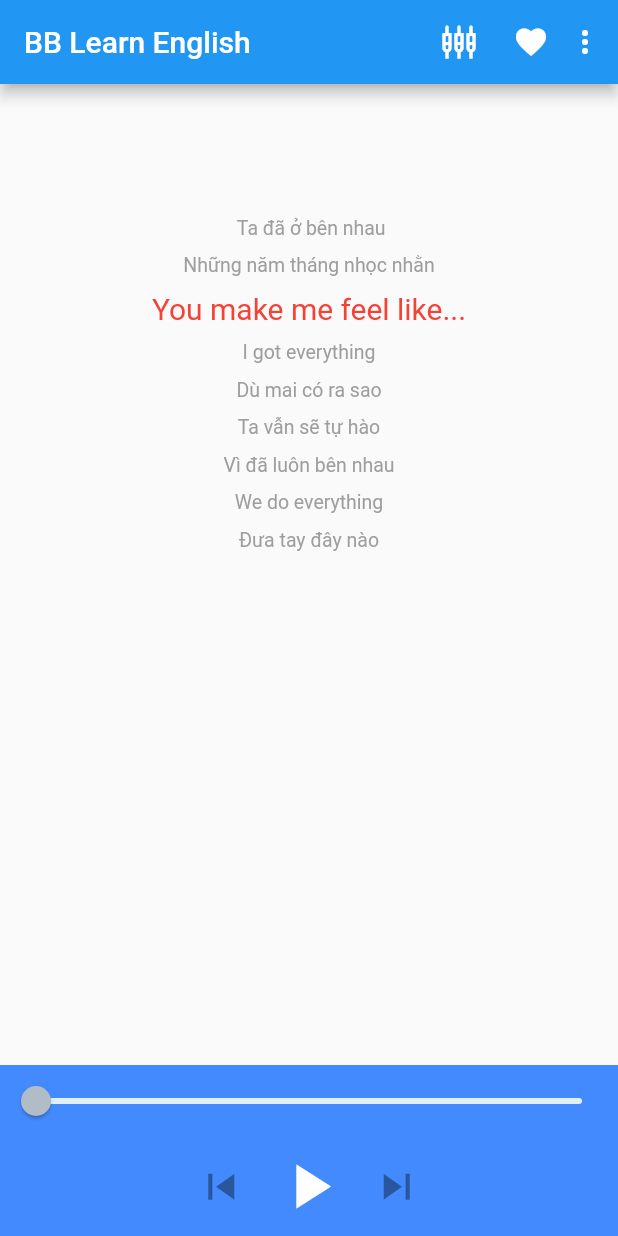
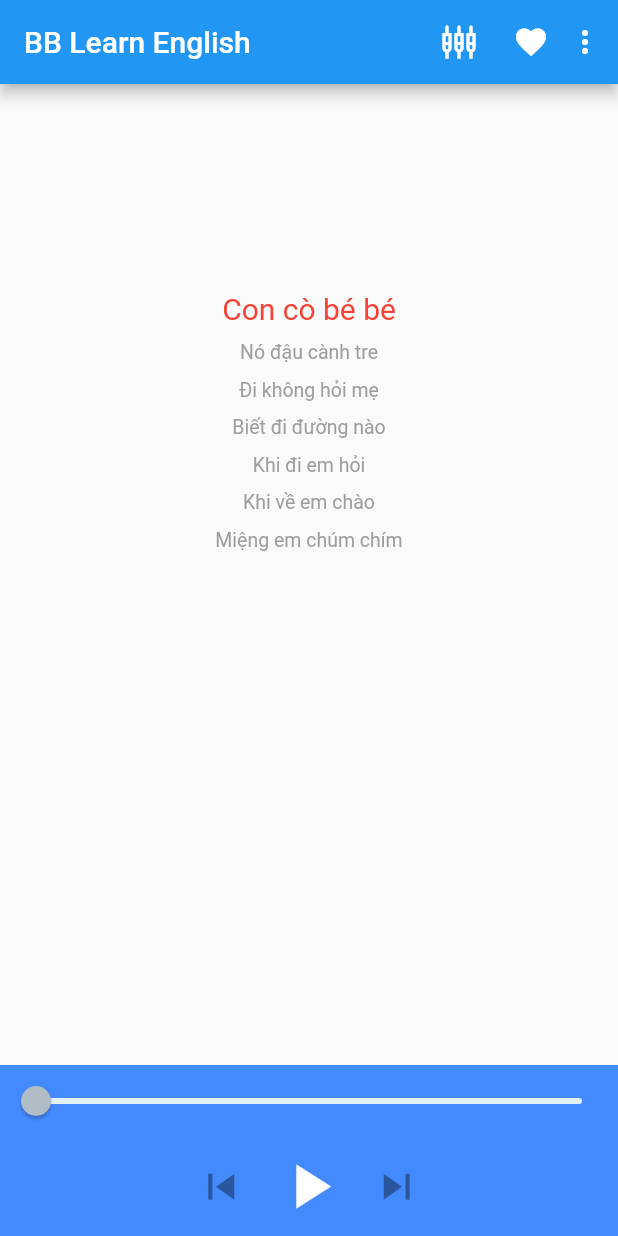
Before and after one commit to nducthien/BB-Learn-English, a Flutter app: the MyHomePage screen opened directly, on a phone screen of 412 x 824 dp. Run offline on Flutter 3.47's test engine with Material 2 defaults, Android fonts, the phone set to English and light mode, and no system bars; our stand-ins replace audioplayers, flutter_svg, youtube_player_flutter; missing offline and left inert: flutter_share.

Commit message:
update lrc for app

```diff
--- a/lib/widgets/detail_audio_body.dart
+++ b/lib/widgets/detail_audio_body.dart
@@ -17,58 +17,14 @@ class Content extends StatefulWidget {
 }
 
 class _ContentState extends State<Content> with TickerProviderStateMixin {
-  var songLyc = "[00:00.000] Ta đã ở bên nhau"
-      "\n[00:00.226]Những năm tháng nhọc nhằn"
-      "\n[00:00.680]You make me feel like..."
-      "\n[00:03.570]I got everything"
-      "\n[00:20.920]Dù mai có ra sao"
-      "\n[00:22.360]Ta vẫn sẽ tự hào"
-      "\n[00:23.520]Vì đã luôn bên nhau"
-      "\n[00:25.100]We do everything"
-      "\n[00:26.280]Đưa tay đây nào"
-      "\n[00:28.560]Mãi bên nhau bạn nhớ"
-      "\n[00:30.930]Bên ngoài thế giới trời cao đất dày, ở trong team có anh em chất đầy"
-      "\n[00:33.420]Đưa tay đây nào."
-      "\n[00:35.970]Mãi bên nhau bạn nhớ"
-      "\n[00:38.210]Cùng mặc lên người chiếc áo bóng bẩy sau những ngày tháng trầy da tróc vẩy cùng nhau"
-      "\n[00:40.300]Trôi đi, trôi đi, trôi đi trên dòng thời gian"
-      "\n[00:45.100]Đã nuôi ta khôn lớn lên đôi khi không được bình an yeah yeah"
-      "\n[00:50.200]Bạn ơi tôi sẽ mãi thật lòng"
-      "\n[00:54.860]Sau mưa thì sẽ có cầu vồng"
-      "\n[01:02.400]Tuổi trẻ thường háo thắng"
-      "\n[01:07.340]Vẫn giữ màu áo trắng"
-      "\n[01:12.870]Đôi khi ta bí lối cùng đường"
-      "\n[01:15.420]Vẫn có homie luôn cùng đường"
-      "\n[01:18.100]Đi qua ngày mưa ngày nắng"
-      "\n[01:19.670]Ăn chung vị cay vị đắng"
-      "\n[01:21.289]Từ mặt trời chuyển thành mặt trăng"
-      "\n[01:32.960]Tấm lòng vẫn luôn ngay ngắn"
-      "\n[01:37.830]Bụi phấn cùng với quả chò bay"
-      "\n[01:42.850]Tan trường cùng những quyển truyện hay"
-      "\n[01:47.800]Quấy phá giáo viên bắt đứng phạt"
-      "\n[01:51.940]Nhưng bạn bè thì không bỏ một ai"
-      "\n[01:56.720]Ta đã ở bên nhau"
-      "\n[02:01.680]Những năm tháng nhọc nhằn"
-      "\n[02:06.640]You make me feel like..."
-      "\n[02:14.500]I got everything"
-      "\n[02:19.000]Dù mai có ra sao"
-      "\n[02:24.670]Ta vẫn sẽ tự hào"
-      "\n[02:27.200]Vì đã luôn bên nhau"
-      "\n[02:29.900]We do everything"
-      "\n[02:31.420]Đưa tay đây nào"
-      "\n[02:33.300]Mãi bên nhau bạn nhớ"
-      "\n[02:47.200]Bên ngoài thế giới trời cao đất dày, ở trong team có anh em chất đầy"
-      "\n[03:05.650]Đưa tay đây nào (yeah)"
-      "\n[03:09.200]Mãi bên nhau bạn nhớ (ok)"
-      "\n[03:15.960]Cùng mặc lên người chiếc áo bóng bẩy sau những ngày tháng trầy da tróc vẩy cùng nhau (what's up)"
-      "\n[03:19.110]That's break boy, 2009"
-      "\n[03:25.970]Tuổi thơ gắn bó, anh em Tiền Giang"
-      "\n[03:30.690]Nhảy b-boy, chạy show đám cưới"
-      "\n[03:36.400]Tập ngoài công viên, mặc đồ second hand"
-      "\n[03:38.840]Khu lao động đó, những ngày bình yên lộng gió"
-      "\n[03:41.520]Tiếng đồng lúa, phát ra từ giọng nó"
-      "\n[03:43.200]Cám ơn, vì đã trân trọng nóて"
-      "\n[03:44.829]Yeah, cùng ôm, một giấc mộng khó";
+  var songLyc = "[00:17.29]Con cò bé bé"
+      "[00:19.79]Nó đậu cành tre"
+      "[00:21.79]Đi không hỏi mẹ"
+      "[00:23.55]Biết đi đường nào"
+      "[00:25.55]Khi đi em hỏi"
+      "[00:27.04]Khi về em chào"
+      "[00:28.80]Miệng em chúm chím"
+      "[00:30.53]Mẹ yêu không nào.";
 
   Timer _countdownTimer;
   int _countdownNum = 1000000;
```
Also changed, not shown: 1 other file.
